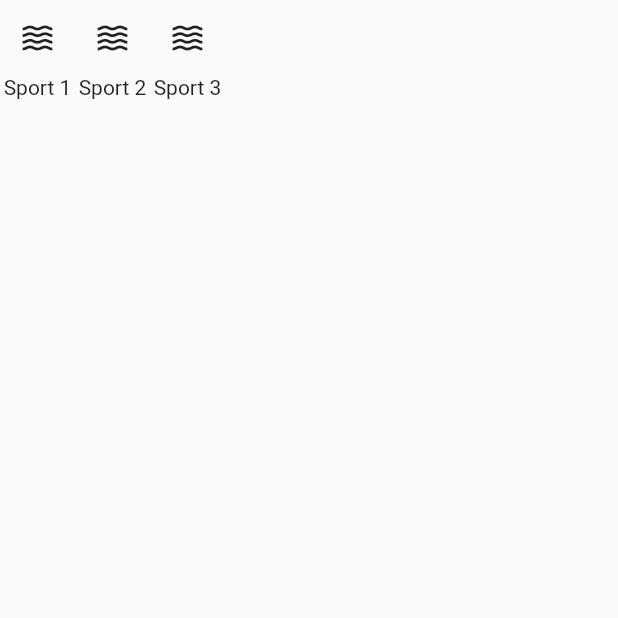
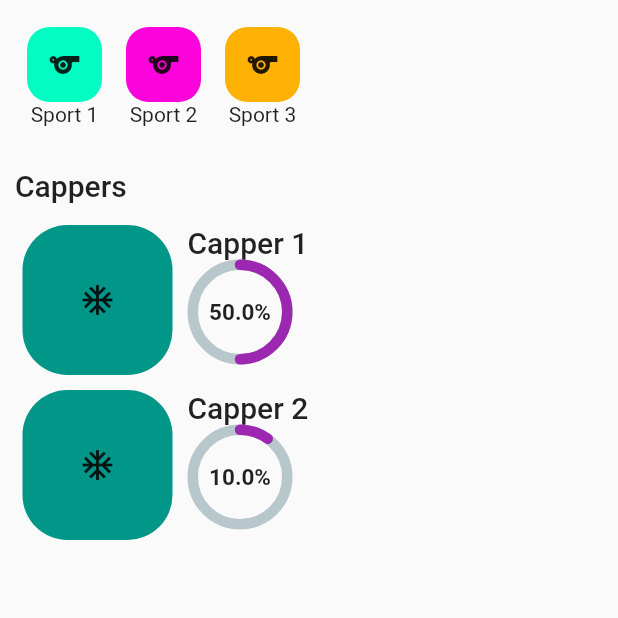
Before and after one commit to ospanoff/capparis_petal, a Flutter app: the screen it shows after launch, on a phone screen of 412 x 824 dp, the top half of it. Run offline on Flutter 3.47's test engine with Material 2 defaults, Android fonts, the phone set to English and light mode, and no system bars; drawn by our look-alikes of percent_indicator.

Commit message:
Built basic home page UI

```diff
--- /dev/null
+++ b/lib/models/capper.dart
@@ -0,0 +1,7 @@
+class Capper {
+  final String name;
+  final double winrate;
+  final String imageUrl;
+
+  Capper(this.name, this.winrate, this.imageUrl);
+}
--- /dev/null
+++ b/lib/models/sport.dart
@@ -0,0 +1,7 @@
+class Sport {
+  final String name;
+  final String iconUrl;
+  final String colorHex;
+
+  const Sport(this.name, this.iconUrl, this.colorHex);
+}
--- /dev/null
+++ b/lib/modules/cappers_list.dart
@@ -0,0 +1,35 @@
+import 'package:capparis_petal/models/capper.dart';
+import 'package:capparis_petal/widgets/capper_overview.dart';
+import 'package:flutter/material.dart';
+
+class CappersList extends StatefulWidget {
+  const CappersList({Key? key}) : super(key: key);
+
+  @override
+  _CappersListState createState() => _CappersListState();
+}
+
+class _CappersListState extends State<CappersList> {
+  List<Capper> cappers = [
+    Capper("Capper 1", 0.5, ""),
+    Capper("Capper 2", 0.1, ""),
+  ];
+
+  @override
+  Widget build(BuildContext context) {
+    return Padding(
+      padding: const EdgeInsets.all(10),
+      child: Column(
+        crossAxisAlignment: CrossAxisAlignment.start,
+        children: [
+          Text("Cappers", style: Theme.of(context).textTheme.headline6),
+          const SizedBox(height: 10),
+          ...cappers.map((capper) => Padding(
+            padding: const EdgeInsets.all(5.0),
+            child: CapperOverview(capper: capper),
+          )).toList(),
+        ],
+      ),
+    );
+  }
+}
--- /dev/null
+++ b/lib/modules/sports_list.dart
@@ -0,0 +1,37 @@
+import 'package:capparis_petal/models/sport.dart';
+import 'package:capparis_petal/widgets/sport_icon.dart';
+import 'package:flutter/material.dart';
+
+class SportsList extends StatefulWidget {
+  const SportsList({Key? key}) : super(key: key);
+
+  @override
+  _SportsListState createState() => _SportsListState();
+}
+
+class _SportsListState extends State<SportsList> {
+  List<Sport> sports = [
+    const Sport("Sport 1", "", "#03fcc2"),
+    const Sport("Sport 2", "", "#fc03db"),
+    const Sport("Sport 3", "", "#fcb103"),
+  ];
+
+  @override
+  Widget build(BuildContext context) {
+    return SingleChildScrollView(
+      scrollDirection: Axis.horizontal,
+      physics: const BouncingScrollPhysics(),
+      padding: const EdgeInsets.all(10.0),
+      child: Row(
+        children: sports
+            .map(
+              (sport) => Padding(
+                padding: const EdgeInsets.all(8.0),
+                child: SportIcon(sport: sport),
+              ),
+            )
+            .toList(),
+      ),
+    );
+  }
+}
--- a/lib/screens/home.dart
+++ b/lib/screens/home.dart
@@ -1,4 +1,5 @@
-import 'package:capparis_petal/widgets/sport_icon.dart';
+import 'package:capparis_petal/modules/cappers_list.dart';
+import 'package:capparis_petal/modules/sports_list.dart';
 import 'package:flutter/material.dart';
 
 class Home extends StatefulWidget {
@@ -14,14 +15,10 @@ class _HomeState extends State<Home> {
     return SafeArea(
       child: Scaffold(
         body: Column(
-          children: [
-            Row(
-              children: const [
-                SportIcon(name: "Sport 1"),
-                SportIcon(name: "Sport 2"),
-                SportIcon(name: "Sport 3"),
-              ],
-            )
+          crossAxisAlignment: CrossAxisAlignment.start,
+          children: const [
+            SportsList(),
+            CappersList(),
           ],
         ),
       ),
--- /dev/null
+++ b/lib/widgets/capper_overview.dart
@@ -0,0 +1,51 @@
+import 'package:capparis_petal/models/capper.dart';
+import 'package:flutter/material.dart';
+import 'package:percent_indicator/circular_percent_indicator.dart';
+
+class CapperOverview extends StatelessWidget {
+  const CapperOverview({Key? key, required this.capper}) : super(key: key);
+
+  final Capper capper;
+
+  @override
+  Widget build(BuildContext context) {
+    return Row(
+      crossAxisAlignment: CrossAxisAlignment.start,
+      children: [
+        Container(
+          height: 100,
+          width: 100,
+          decoration: const BoxDecoration(
+            borderRadius: BorderRadius.all(Radius.circular(30)),
+            color: Colors.teal,
+          ),
+          // TODO: Use capper.imageUrl
+          child: const Icon(Icons.ac_unit),
+        ),
+        const SizedBox(width: 10),
+        Expanded(
+          child: Column(
+            mainAxisAlignment: MainAxisAlignment.start,
+            crossAxisAlignment: CrossAxisAlignment.start,
+            children: [
+              Text(capper.name, style: Theme.of(context).textTheme.headline6),
+              CircularPercentIndicator(
+                percent: capper.winrate,
+                radius: 70,
+                center: Text(
+                  "${capper.winrate * 100}%",
+                  style: const TextStyle(
+                      fontWeight: FontWeight.bold, fontSize: 15.0),
+                ),
+                circularStrokeCap: CircularStrokeCap.round,
+                progressColor: Colors.purple,
+                lineWidth: 7.0,
+                animation: true,
+              )
+            ],
+          ),
+        )
+      ],
+    );
+  }
+}
--- a/lib/widgets/sport_icon.dart
+++ b/lib/widgets/sport_icon.dart
@@ -1,20 +1,26 @@
+import 'package:capparis_petal/models/sport.dart';
 import 'package:flutter/material.dart';
 
 class SportIcon extends StatelessWidget {
-  const SportIcon({Key? key, required this.name}) : super(key: key);
+  const SportIcon({Key? key, required this.sport}) : super(key: key);
 
-  final String name;
+  final Sport sport;
 
   @override
   Widget build(BuildContext context) {
     return Column(
       children: [
-        const SizedBox(
+        Container(
           width: 50,
           height: 50,
-          child: Icon(Icons.waves),
+          decoration: BoxDecoration(
+            borderRadius: const BorderRadius.all(Radius.circular(15)),
+            color: Color(int.parse(sport.colorHex.replaceFirst("#", "0xff"))),
+          ),
+          // TODO: Use sport.iconUrl
+          child: const Icon(Icons.sports),
         ),
-        Center(child: Text(name)),
+        Center(child: Text(sport.name)),
       ],
     );
   }
--- a/pubspec.yaml
+++ b/pubspec.yaml
@@ -30,6 +30,7 @@ dependencies:
   flutter:
     sdk: flutter
 
+  percent_indicator: ^3.4.0
 
   # The following adds the Cupertino Icons font to your application.
   # Use with the CupertinoIcons class for iOS style icons.
```
Also changed, not shown: pubspec.lock.
